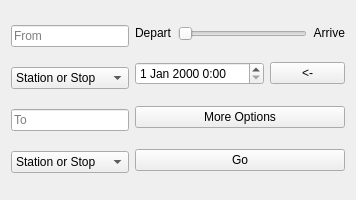
reodge/journeyplanner, file mainwindow.ui: the form before one commit.
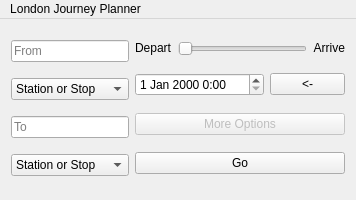
The form after the commit. Custom widgets are drawn as their Qt base class.

```diff
--- a/mainwindow.ui
+++ b/mainwindow.ui
@@ -179,6 +179,9 @@
       </item>
       <item>
        <widget class="QPushButton" name="btnOptions">
+        <property name="enabled">
+         <bool>false</bool>
+        </property>
         <property name="locale">
          <locale language="English" country="UnitedKingdom"/>
         </property>
@@ -207,6 +210,13 @@
      <height>26</height>
     </rect>
    </property>
+   <widget class="QMenu" name="menuAbout">
+    <property name="title">
+     <string>London Journey Planner</string>
+    </property>
+    <addaction name="actionAbout"/>
+   </widget>
+   <addaction name="menuAbout"/>
   </widget>
  </widget>
  <layoutdefault spacing="6" margin="11"/>
```
Left out of the diff: 8 changed lines with no effect on the pictures.
